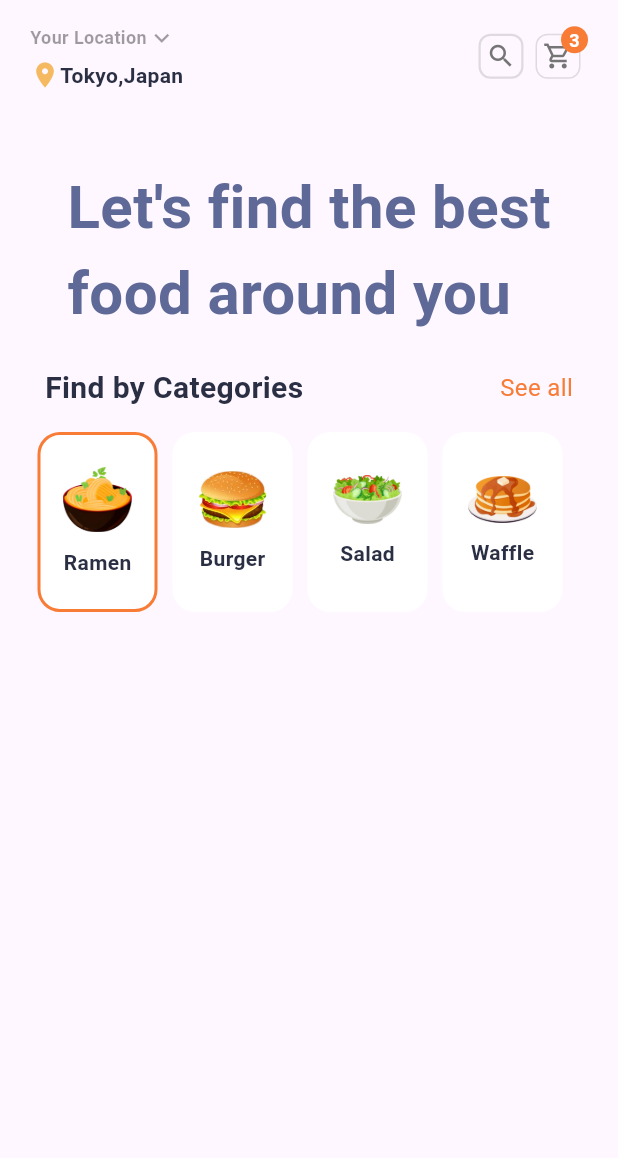
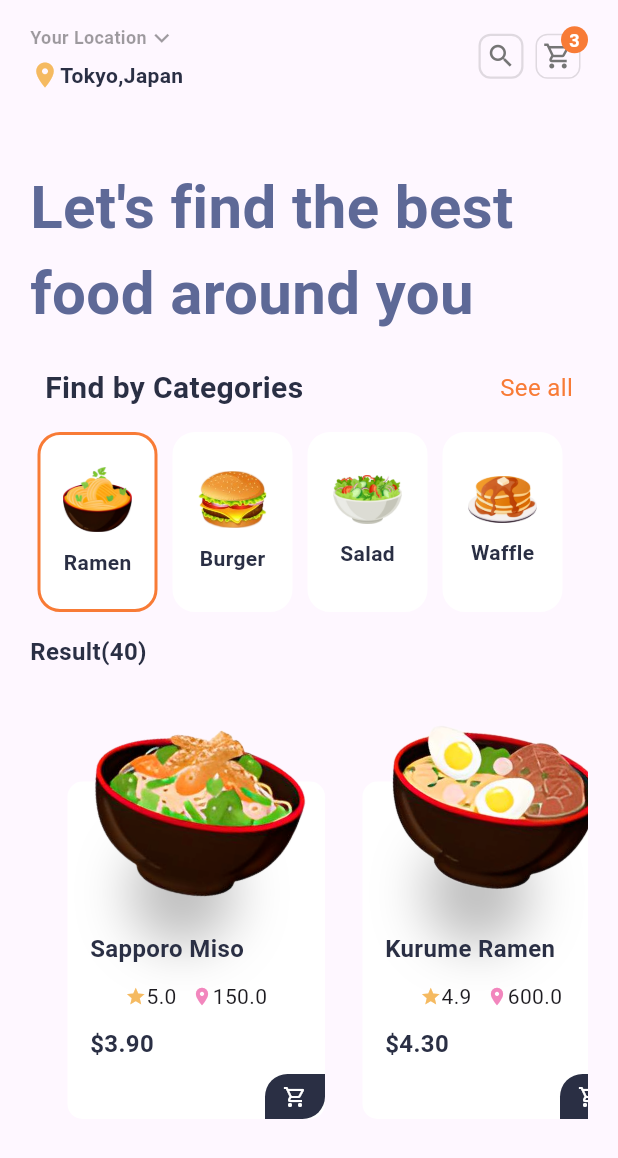
Before and after one commit to IBRHMHMDY/food_delivery_app_provider, a Flutter app: the screen it shows after launch, after a tap on "Get Started", on a phone screen of 412 x 824 dp. Shown: the top 1158 px of the screen. Run offline on Flutter 3.47's test engine with Material 3 defaults, Android fonts, the phone set to English and light mode, and no system bars; our stand-ins replace animate_do.

Commit message:
Complete Home Screen

```diff
--- a/lib/Models/product_model.dart
+++ b/lib/Models/product_model.dart
@@ -14,7 +14,7 @@ class ProductModel {
 
 List<ProductModel> products = [
   ProductModel(
-    image: 'assets/food-delivery(foodel)/ramen/sapporo_miso_ramen.png',
+    image: 'assets/images/ramen/sapporo_miso_ramen.png',
     title: 'Sapporo Miso',
     price: 3.9,
     rate: 5,
@@ -22,7 +22,7 @@ List<ProductModel> products = [
     category: "Ramen",
   ),
   ProductModel(
-    image: 'assets/food-delivery(foodel)/ramen/kurume_ramen.png',
+    image: 'assets/images/ramen/kurume_ramen.png',
     title: 'Kurume Ramen',
     price: 4.3,
     rate: 4.9,
@@ -30,7 +30,7 @@ List<ProductModel> products = [
     category: "Ramen",
   ),
   ProductModel(
-    image: 'assets/food-delivery(foodel)/ramen/hakata_ramen.png',
+    image: 'assets/images/ramen/hakata_ramen.png',
     title: 'Hakata Ramen',
     price: 3.9,
     distance: 400,
@@ -38,7 +38,7 @@ List<ProductModel> products = [
     category: "Ramen",
   ),
   ProductModel(
-    image: 'assets/food-delivery(foodel)/ramen/shrimp_fried_rice.png',
+    image: 'assets/images/ramen/shrimp_fried_rice.png',
     title: 'Shrimp Fried Rice',
     price: 4.9,
     distance: 800,
@@ -46,7 +46,7 @@ List<ProductModel> products = [
     category: "Ramen",
   ),
   ProductModel(
-    image: 'assets/food-delivery(foodel)/ramen/fullset_ramen.png',
+    image: 'assets/images/ramen/fullset_ramen.png',
     title: 'Fullset Ramen',
     price: 5.9,
     distance: 400,
@@ -55,7 +55,7 @@ List<ProductModel> products = [
   ),
   //for burger
   ProductModel(
-    image: 'assets/food-delivery(foodel)/burger/grilled-beef-burger.png',
+    image: 'assets/images/burger/grilled-beef-burger.png',
     title: 'Grilled beef burger',
     price: 33.5,
     distance: 150,
@@ -63,7 +63,7 @@ List<ProductModel> products = [
     category: "Burger",
   ),
   ProductModel(
-    image: 'assets/food-delivery(foodel)/burger/fried-chicken-burger.png',
+    image: 'assets/images/burger/fried-chicken-burger.png',
     title: 'Fried Chicken Burger',
     price: 23.0,
     distance: 150,
@@ -71,7 +71,7 @@ List<ProductModel> products = [
     category: "Burger",
   ),
   ProductModel(
-    image: 'assets/food-delivery(foodel)/burger/cheese-burger.png',
+    image: 'assets/images/burger/cheese-burger.png',
     title: 'Cheese Burger',
     price: 40.5,
     distance: 100,
@@ -79,7 +79,7 @@ List<ProductModel> products = [
     category: "Burger",
   ),
   ProductModel(
-    image: 'assets/food-delivery(foodel)/burger/beef-burger.png',
+    image: 'assets/images/burger/beef-burger.png',
     title: 'Beef-Burger',
     price: 18.5,
     distance: 200,
@@ -88,7 +88,7 @@ List<ProductModel> products = [
   ),
   // for salad
   ProductModel(
-    image: 'assets/food-delivery(foodel)/veg-salad.png',
+    image: 'assets/images/veg-salad.png',
     title: 'Veg Salad',
     price: 7.0,
     distance: 300,
@@ -96,7 +96,7 @@ List<ProductModel> products = [
     category: "Salad",
   ),
   ProductModel(
-    image: 'assets/food-delivery(foodel)/mix-salad.png',
+    image: 'assets/images/mix-salad.png',
     title: 'Mix Salad',
     price: 10.0,
     distance: 350,
@@ -105,7 +105,7 @@ List<ProductModel> products = [
   ),
   // for waffle
   ProductModel(
-    image: 'assets/food-delivery(foodel)/berry-bonanza-waffle.png',
+    image: 'assets/images/berry-bonanza-waffle.png',
     title: 'Berry Bonanza Waffle',
     price: 10.0,
     distance: 500,
--- /dev/null
+++ b/lib/Views/Home/Widgets/product_card.dart
@@ -0,0 +1,144 @@
+import 'dart:math';
+
+import 'package:flutter/material.dart';
+import 'package:food_delivery_app_provider/Core/constants.dart';
+import 'package:food_delivery_app_provider/Models/product_model.dart';
+
+class ProductCard extends StatefulWidget {
+  final List<ProductModel> products;
+  final int index;
+  const ProductCard({super.key, required this.products, required this.index});
+
+  @override
+  State<ProductCard> createState() => _ProductCardState();
+}
+
+class _ProductCardState extends State<ProductCard> {
+  @override
+  Widget build(BuildContext context) {
+    Size size = MediaQuery.of(context).size;
+    return Stack(
+      alignment: AlignmentDirectional.bottomCenter,
+      children: [
+        Container(
+          height: 225,
+          width: size.width / 2.4,
+          decoration: BoxDecoration(
+            color: Colors.white,
+            borderRadius: BorderRadius.circular(10),
+          ),
+        ),
+        Container(
+          height: 285,
+          width: size.width / 2.4,
+          decoration: BoxDecoration(borderRadius: BorderRadius.circular(10)),
+          child: Padding(
+            padding: EdgeInsets.symmetric(horizontal: 15),
+            child: Column(
+              crossAxisAlignment: CrossAxisAlignment.start,
+              children: [
+                Transform.rotate(
+                  angle: 10 * pi / 180,
+                  child: SizedBox(
+                    height: 160,
+                    child: Stack(
+                      alignment: AlignmentDirectional.center,
+                      children: [
+                        Positioned(
+                          bottom: 0,
+                          child: Container(
+                            height: 50,
+                            width: 100,
+                            decoration: BoxDecoration(
+                              shape: BoxShape.circle,
+                              boxShadow: [
+                                BoxShadow(
+                                  color: Colors.black26,
+                                  blurRadius: 30,
+                                  spreadRadius: 10,
+                                ),
+                              ],
+                            ),
+                          ),
+                        ),
+                        Image.asset(products[widget.index].image),
+                      ],
+                    ),
+                  ),
+                ),
+                Text(
+                  products[widget.index].title,
+                  style: TextStyle(
+                    color: kblack,
+                    fontWeight: FontWeight.bold,
+                    fontSize: 16,
+                  ),
+                ),
+                SizedBox(height: 10),
+                Row(
+                  mainAxisAlignment: MainAxisAlignment.center,
+                  children: [
+                    Row(
+                      children: [
+                        Icon(Icons.star, color: kyellow, size: 14),
+                        Text(products[widget.index].rate.toString()),
+                      ],
+                    ),
+                    SizedBox(width: 10),
+                    Row(
+                      children: [
+                        Icon(Icons.location_on, color: kpink, size: 14),
+                        Text(products[widget.index].distance.toString()),
+                      ],
+                    ),
+                  ],
+                ),
+                SizedBox(height: 10,),
+                Row(
+                  crossAxisAlignment: CrossAxisAlignment.start,
+                  children: [
+                    Text(
+                      "\$${products[widget.index].price.toStringAsFixed(2)}",
+                      style: TextStyle(
+                        color: kblack,
+                        fontSize: 16,
+                        fontWeight: FontWeight.bold,
+                      ),
+                    ),
+                  ],
+                ),
+              ],
+            ),
+          ),
+        ),
+        Positioned(
+          bottom: 0,
+          right: 0,
+          child: GestureDetector(
+            onTap: () {
+              setState(() {
+
+              });
+            },
+            child: Container(
+              height: 30,
+              width: 40,
+              decoration: BoxDecoration(
+                color: kblack,
+                borderRadius: BorderRadius.only(
+                  bottomRight: Radius.circular(15),
+                  topLeft: Radius.circular(15),
+                ),
+              ),
+              child: Icon(
+                Icons.shopping_cart_outlined,
+                size: 16,
+                color: Colors.white,
+              ),
+            ),
+          ),
+        ),
+      ],
+    );
+  }
+}
--- a/lib/Views/Home/home_screen.dart
+++ b/lib/Views/Home/home_screen.dart
@@ -1,7 +1,10 @@
 import 'package:flutter/material.dart';
+import 'package:food_delivery_app_provider/Core/constants.dart';
 import 'package:food_delivery_app_provider/Models/category_model.dart';
+import 'package:food_delivery_app_provider/Models/product_model.dart';
 import 'package:food_delivery_app_provider/Views/Home/Widgets/header_section.dart';
 import 'package:food_delivery_app_provider/Views/Home/Widgets/listview_categories.dart';
+import 'package:food_delivery_app_provider/Views/Home/Widgets/product_card.dart';
 import 'package:food_delivery_app_provider/Views/Home/Widgets/titlebar.dart';
 import 'package:food_delivery_app_provider/Views/Home/Widgets/topbar.dart';
 
@@ -15,14 +18,38 @@ class HomeScreen extends StatelessWidget {
         child: Padding(
           padding: const EdgeInsets.symmetric(horizontal: 20, vertical: 15),
           child: Column(
+            crossAxisAlignment: CrossAxisAlignment.start,
             children: [
               Topbar(),
-              SizedBox(height: 50,),
+              SizedBox(height: 50),
               TitleBar(),
               SizedBox(height: 20),
               HeaderSection(),
-              SizedBox(height: 15,),
-              ListViewCategories(categories: categories,),
+              SizedBox(height: 15),
+              ListViewCategories(categories: categories),
+              SizedBox(height: 15),
+              Text(
+                "Result(40)",
+                style: TextStyle(
+                  color: kblack,
+                  fontSize: 16,
+                  fontWeight: FontWeight.bold,
+                ),
+              ),
+              SizedBox(height: 15),
+              SingleChildScrollView(
+                scrollDirection: Axis.horizontal,
+                physics: BouncingScrollPhysics(),
+                child: Row(
+                  children: List.generate(
+                    products.length,
+                    (index) => Padding(
+                      padding: index == 0 ? EdgeInsets.only(left: 25,right: 25): EdgeInsets.only(right: 25),
+                      child: ProductCard(products: products,index: index,),
+                    ),
+                  ),
+                ),
+              ),
             ],
           ),
         ),
--- a/lib/Views/OnBoarding/onboarding_screen.dart
+++ b/lib/Views/OnBoarding/onboarding_screen.dart
@@ -111,7 +111,7 @@ class _OnboardingScreenState extends State<OnboardingScreen> {
                   children: [
                     MaterialButton(
                       onPressed: () {
-                        Navigator.push(
+                        Navigator.pushReplacement(
                           context,
                           MaterialPageRoute(builder: (context) => HomeScreen()),
                         );
```
